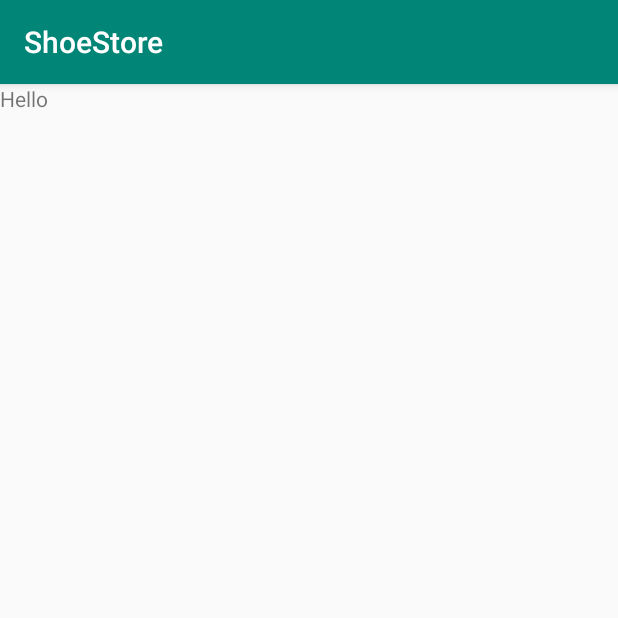
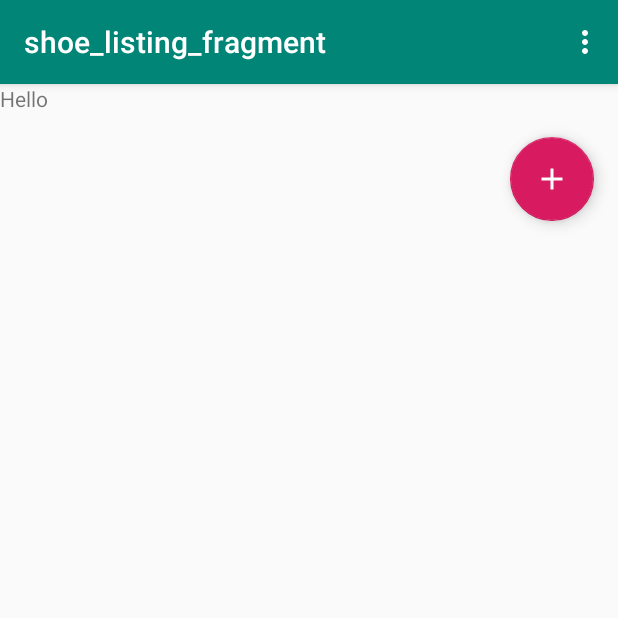
Before and after one commit to gmendozah/ShoeStore, an Android app: the ShoeListingFragment screen opened through its navigation route, on a phone screen of 412 x 824 dp, the top half of it. Run offline under Robolectric (Android 15) with nearby library versions, the phone set to English and light mode, and no system bars; our stand-ins replace data binding, navigation-ui.

Commit message:
refactor: navigation

```diff
--- a/app/src/main/java/com/udacity/shoestore/MainActivity.kt
+++ b/app/src/main/java/com/udacity/shoestore/MainActivity.kt
@@ -1,12 +1,55 @@
 package com.udacity.shoestore
 
+import android.os.Bundle
+import android.view.Menu
+import android.view.MenuItem
 import androidx.appcompat.app.AppCompatActivity
-import android.os.Bundle
+import androidx.databinding.DataBindingUtil
+import androidx.navigation.NavController
+import androidx.navigation.NavOptions
+import androidx.navigation.findNavController
+import androidx.navigation.ui.AppBarConfiguration
+import androidx.navigation.ui.NavigationUI
+import com.udacity.shoestore.databinding.ActivityMainBinding
 
 class MainActivity : AppCompatActivity() {
 
+    private lateinit var appBarConfiguration: AppBarConfiguration
+    private lateinit var navController: NavController
+
     override fun onCreate(savedInstanceState: Bundle?) {
         super.onCreate(savedInstanceState)
-        setContentView(R.layout.activity_main)
+        val binding = DataBindingUtil.setContentView<ActivityMainBinding>(this, R.layout.activity_main)
+
+        navController = this.findNavController(R.id.myNavHostFragment)
+        appBarConfiguration = AppBarConfiguration.Builder(R.id.loginFragment, R.id.instructionsFragment, R.id.welcomeFragment, R.id.shoeListingFragment).build()
+
+        // link the nav controller to the action bar
+        NavigationUI.setupActionBarWithNavController(this, navController, appBarConfiguration)
+    }
+
+    override fun onCreateOptionsMenu(menu: Menu?): Boolean {
+        menuInflater.inflate(R.menu.logout_menu, menu)
+        return super.onCreateOptionsMenu(menu)
+    }
+
+    override fun onOptionsItemSelected(item: MenuItem): Boolean {
+        when (item.itemId) {
+            R.id.logoutItem -> navigateToLoginScreen()
+        }
+        return super.onOptionsItemSelected(item)
+    }
+
+    private fun navigateToLoginScreen() {
+        if (navController.currentDestination?.id == R.id.shoeDetailFragment) {
+            val navOptions = NavOptions.Builder().setLaunchSingleTop(true).setPopUpTo(R.id.shoeListingFragment, true).build()
+            navController.navigate(R.id.loginFragment, null, navOptions)
+        } else {
+            navController.navigateUp()
+        }
+    }
+
+    override fun onSupportNavigateUp(): Boolean {
+        return NavigationUI.navigateUp(navController, appBarConfiguration)
     }
 }
--- a/app/src/main/java/com/udacity/shoestore/screens/instructions/InstructionsFragment.kt
+++ b/app/src/main/java/com/udacity/shoestore/screens/instructions/InstructionsFragment.kt
@@ -16,6 +16,7 @@ class InstructionsFragment : Fragment() {
             savedInstanceState: Bundle?
     ): View? {
         val binding: FragmentInstructionsBinding = DataBindingUtil.inflate(inflater, R.layout.fragment_instructions, container, false)
+
         binding.instructionsNextBtn.setOnClickListener { navigateToShoeListingScreen(it) }
         return binding.root
     }
--- a/app/src/main/java/com/udacity/shoestore/screens/login/LoginFragment.kt
+++ b/app/src/main/java/com/udacity/shoestore/screens/login/LoginFragment.kt
@@ -1,10 +1,8 @@
 package com.udacity.shoestore.screens.login
 
 import android.os.Bundle
+import android.view.*
 import androidx.fragment.app.Fragment
-import android.view.LayoutInflater
-import android.view.View
-import android.view.ViewGroup
 import androidx.databinding.DataBindingUtil
 import androidx.navigation.findNavController
 import com.udacity.shoestore.R
@@ -19,6 +17,7 @@ class LoginFragment : Fragment() {
         // Inflate the layout for this fragment
         val binding: FragmentLoginBinding =
             DataBindingUtil.inflate(inflater, R.layout.fragment_login, container, false)
+        setHasOptionsMenu(true)
         binding.logInExistingButton.setOnClickListener {
             navigateToWelcomeScreen(it)
         }
@@ -28,6 +27,11 @@ class LoginFragment : Fragment() {
         return binding.root
     }
 
+    override fun onCreateOptionsMenu(menu: Menu, inflater: MenuInflater) {
+        menu.clear()
+        super.onCreateOptionsMenu(menu, inflater)
+    }
+
     private fun navigateToWelcomeScreen(view: View) = view.findNavController()
         .navigate(LoginFragmentDirections.actionLoginFragmentToWelcomeFragment())
 }
--- a/app/src/main/java/com/udacity/shoestore/screens/shoeListing/ShoeListingFragment.kt
+++ b/app/src/main/java/com/udacity/shoestore/screens/shoeListing/ShoeListingFragment.kt
@@ -2,21 +2,27 @@ package com.udacity.shoestore.screens.shoeListing
 
 import androidx.lifecycle.ViewModelProvider
 import android.os.Bundle
+import android.view.*
+import androidx.databinding.DataBindingUtil
 import androidx.fragment.app.Fragment
-import android.view.LayoutInflater
-import android.view.View
-import android.view.ViewGroup
+import androidx.navigation.fragment.findNavController
 import com.udacity.shoestore.R
+import com.udacity.shoestore.databinding.ShoeListingFragmentBinding
 
 class ShoeListingFragment : Fragment() {
 
+    private lateinit var binding: ShoeListingFragmentBinding
     private lateinit var viewModel: ShoeListingViewModel
 
     override fun onCreateView(
-        inflater: LayoutInflater, container: ViewGroup?,
-        savedInstanceState: Bundle?
+            inflater: LayoutInflater, container: ViewGroup?,
+            savedInstanceState: Bundle?
     ): View? {
+        binding = DataBindingUtil.inflate(inflater, R.layout.shoe_listing_fragment, container, false)
         viewModel = ViewModelProvider(this).get(ShoeListingViewModel::class.java)
-        return inflater.inflate(R.layout.shoe_listing_fragment, container, false)
+        binding.shoeListNextButton.setOnClickListener { navigateToDetailScreen(it) }
+        return binding.root
     }
+
+    private fun navigateToDetailScreen(it: View?) = findNavController().navigate(ShoeListingFragmentDirections.actionShoeListingFragmentToShoeDetailFragment())
 }
--- a/app/src/main/java/com/udacity/shoestore/screens/shoeListing/ShoeListingViewModel.kt
+++ b/app/src/main/java/com/udacity/shoestore/screens/shoeListing/ShoeListingViewModel.kt
@@ -1,7 +1,18 @@
 package com.udacity.shoestore.screens.shoeListing
 
+import androidx.lifecycle.LiveData
+import androidx.lifecycle.MutableLiveData
+import androidx.lifecycle.Transformations
 import androidx.lifecycle.ViewModel
+import com.udacity.shoestore.models.Shoe
 
 class ShoeListingViewModel : ViewModel() {
-    // TODO: Implement the ViewModel
+    private val _shoeList = MutableLiveData<MutableList<Shoe>>()
+    val shoeList: LiveData<List<Shoe>> = Transformations.map(_shoeList) {
+        it.toList()
+    }
+
+    init {
+        _shoeList.value = mutableListOf()
+    }
 }
--- a/app/src/main/res/layout/shoe_listing_fragment.xml
+++ b/app/src/main/res/layout/shoe_listing_fragment.xml
@@ -2,15 +2,25 @@
 <layout xmlns:android="http://schemas.android.com/apk/res/android"
     xmlns:app="http://schemas.android.com/apk/res-auto"
     xmlns:tools="http://schemas.android.com/tools">
-    <FrameLayout
+    <LinearLayout
         android:layout_width="match_parent"
         android:layout_height="match_parent"
+        android:orientation="vertical"
         tools:context=".screens.shoeListing.ShoeListingFragment">
 
         <TextView
             android:layout_width="match_parent"
-            android:layout_height="match_parent"
+            android:layout_height="wrap_content"
             android:text="Hello" />
 
-    </FrameLayout>
+        <com.google.android.material.floatingactionbutton.FloatingActionButton
+            android:id="@+id/shoeListNextButton"
+            android:layout_width="wrap_content"
+            android:layout_height="wrap_content"
+            android:layout_gravity="end|bottom"
+            android:layout_margin="@dimen/componentPadding"
+            android:contentDescription="@string/addButtonContentDescription"
+            android:src="@drawable/ic_add" />
+
+    </LinearLayout>
 </layout>
--- /dev/null
+++ b/app/src/main/res/menu/logout_menu.xml
@@ -0,0 +1,7 @@
+<?xml version="1.0" encoding="utf-8"?>
+<menu xmlns:android="http://schemas.android.com/apk/res/android">
+
+    <item
+        android:id="@+id/logoutItem"
+        android:title="@string/logout" />
+</menu>
--- a/app/src/main/res/navigation/navigation.xml
+++ b/app/src/main/res/navigation/navigation.xml
@@ -13,6 +13,7 @@
         <action
             android:id="@+id/action_loginFragment_to_welcomeFragment"
             app:destination="@id/welcomeFragment"
+            app:launchSingleTop="true"
             app:popUpTo="@id/loginFragment"
             app:popUpToInclusive="true" />
     </fragment>
@@ -24,6 +25,7 @@
         <action
             android:id="@+id/action_welcomeFragment_to_instructionsFragment"
             app:destination="@id/instructionsFragment"
+            app:launchSingleTop="true"
             app:popUpTo="@id/welcomeFragment"
             app:popUpToInclusive="true" />
     </fragment>
@@ -35,6 +37,7 @@
         <action
             android:id="@+id/action_instructionsFragment_to_shoeListingFragment"
             app:destination="@id/shoeListingFragment"
+            app:launchSingleTop="true"
             app:popUpTo="@id/instructionsFragment"
             app:popUpToInclusive="true" />
     </fragment>
@@ -45,7 +48,8 @@
         tools:layout="@layout/shoe_listing_fragment" >
         <action
             android:id="@+id/action_shoeListingFragment_to_shoeDetailFragment"
-            app:destination="@id/shoeDetailFragment" />
+            app:destination="@id/shoeDetailFragment"
+            app:popUpToInclusive="false" />
     </fragment>
     <fragment
         android:id="@+id/shoeDetailFragment"
--- a/app/src/main/res/values/strings.xml
+++ b/app/src/main/res/values/strings.xml
@@ -10,4 +10,6 @@
     <string name="enterPasswordHint">Enter your password...</string>
     <string name="instructions">Go To Instructions</string>
     <string name="shoeListing">Shoe Listing</string>
+    <string name="logout">Logout</string>
+    <string name="addButtonContentDescription">This button goes to the shoe detail screen</string>
 </resources>
```
